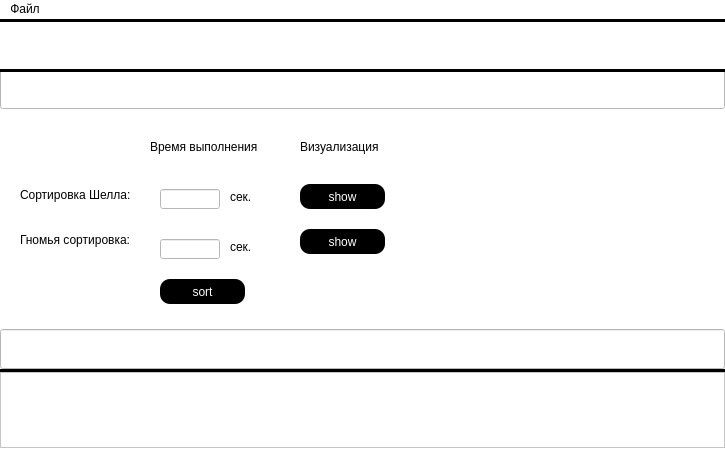
Above: mainwindow.ui from DanyaChetvyrtov/SortVisualizer before the change. Below: the same form after it.
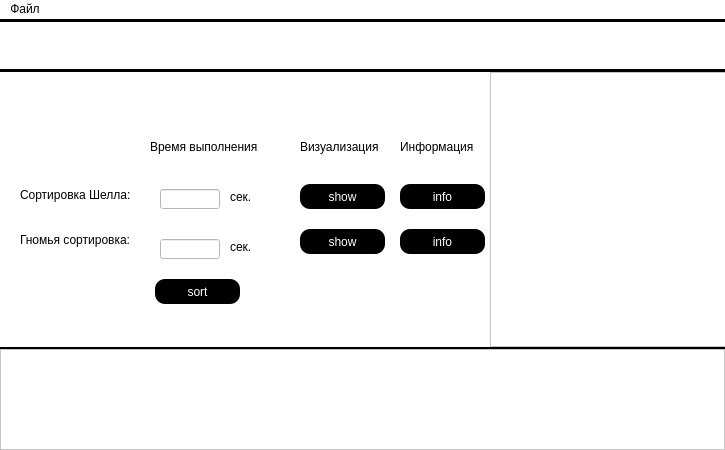
That is the form after the change. Icons and pictures are not drawn.

```diff
--- a/mainwindow.ui
+++ b/mainwindow.ui
@@ -165,7 +165,7 @@
    <widget class="QPushButton" name="CompareButton">
     <property name="geometry">
      <rect>
-      <x>160</x>
+      <x>155</x>
       <y>260</y>
       <width>85</width>
       <height>25</height>
@@ -183,56 +183,6 @@
      <string>sort</string>
     </property>
    </widget>
-   <widget class="QLineEdit" name="fileData">
-    <property name="geometry">
-     <rect>
-      <x>0</x>
-      <y>50</y>
-      <width>725</width>
-      <height>40</height>
-     </rect>
-    </property>
-    <property name="minimumSize">
-     <size>
-      <width>600</width>
-      <height>40</height>
-     </size>
-    </property>
-    <property name="maximumSize">
-     <size>
-      <width>725</width>
-      <height>40</height>
-     </size>
-    </property>
-    <property name="readOnly">
-     <bool>true</bool>
-    </property>
-   </widget>
-   <widget class="QLineEdit" name="alteredFileData">
-    <property name="geometry">
-     <rect>
-      <x>0</x>
-      <y>310</y>
-      <width>725</width>
-      <height>40</height>
-     </rect>
-    </property>
-    <property name="minimumSize">
-     <size>
-      <width>600</width>
-      <height>40</height>
-     </size>
-    </property>
-    <property name="maximumSize">
-     <size>
-      <width>725</width>
-      <height>40</height>
-     </size>
-    </property>
-    <property name="readOnly">
-     <bool>true</bool>
-    </property>
-   </widget>
    <widget class="QLabel" name="fileTitle">
     <property name="geometry">
      <rect>
@@ -253,7 +203,7 @@
     <property name="geometry">
      <rect>
       <x>0</x>
-      <y>350</y>
+      <y>328</y>
       <width>725</width>
       <height>3</height>
      </rect>
@@ -337,9 +287,9 @@
     <property name="geometry">
      <rect>
       <x>0</x>
-      <y>353</y>
+      <y>330</y>
       <width>725</width>
-      <height>76</height>
+      <height>101</height>
      </rect>
     </property>
    </widget>
@@ -369,6 +319,83 @@
      <string>сек.</string>
     </property>
    </widget>
+   <widget class="QLabel" name="labelVisualization_2">
+    <property name="geometry">
+     <rect>
+      <x>400</x>
+      <y>120</y>
+      <width>80</width>
+      <height>15</height>
+     </rect>
+    </property>
+    <property name="text">
+     <string>Информация</string>
+    </property>
+   </widget>
+   <widget class="QPushButton" name="ShellSortButtonInfo">
+    <property name="geometry">
+     <rect>
+      <x>400</x>
+      <y>165</y>
+      <width>85</width>
+      <height>25</height>
+     </rect>
+    </property>
+    <property name="cursor">
+     <cursorShape>PointingHandCursor</cursorShape>
+    </property>
+    <property name="styleSheet">
+     <string notr="true">background-color: rgb(0, 0, 0);
+color: rgb(255, 255, 255);
+border-radius: 10px;</string>
+    </property>
+    <property name="text">
+     <string>info</string>
+    </property>
+   </widget>
+   <widget class="QPushButton" name="GnomSortButtonInfo">
+    <property name="geometry">
+     <rect>
+      <x>400</x>
+      <y>210</y>
+      <width>85</width>
+      <height>25</height>
+     </rect>
+    </property>
+    <property name="cursor">
+     <cursorShape>PointingHandCursor</cursorShape>
+    </property>
+    <property name="styleSheet">
+     <string notr="true">background-color: rgb(0, 0, 0);
+color: rgb(255, 255, 255);
+border-radius: 10px;</string>
+    </property>
+    <property name="text">
+     <string>info</string>
+    </property>
+   </widget>
+   <widget class="QTextEdit" name="infoData">
+    <property name="geometry">
+     <rect>
+      <x>490</x>
+      <y>53</y>
+      <width>240</width>
+      <height>275</height>
+     </rect>
+    </property>
+    <property name="minimumSize">
+     <size>
+      <width>240</width>
+      <height>270</height>
+     </size>
+    </property>
+    <property name="maximumSize">
+     <size>
+      <width>240</width>
+      <height>275</height>
+     </size>
+    </property>
+   </widget>
   </widget>
   <widget class="QMenuBar" name="menuBar">
    <property name="geometry">
```
Left out of the diff: 3 changed lines with no effect on the pictures.
